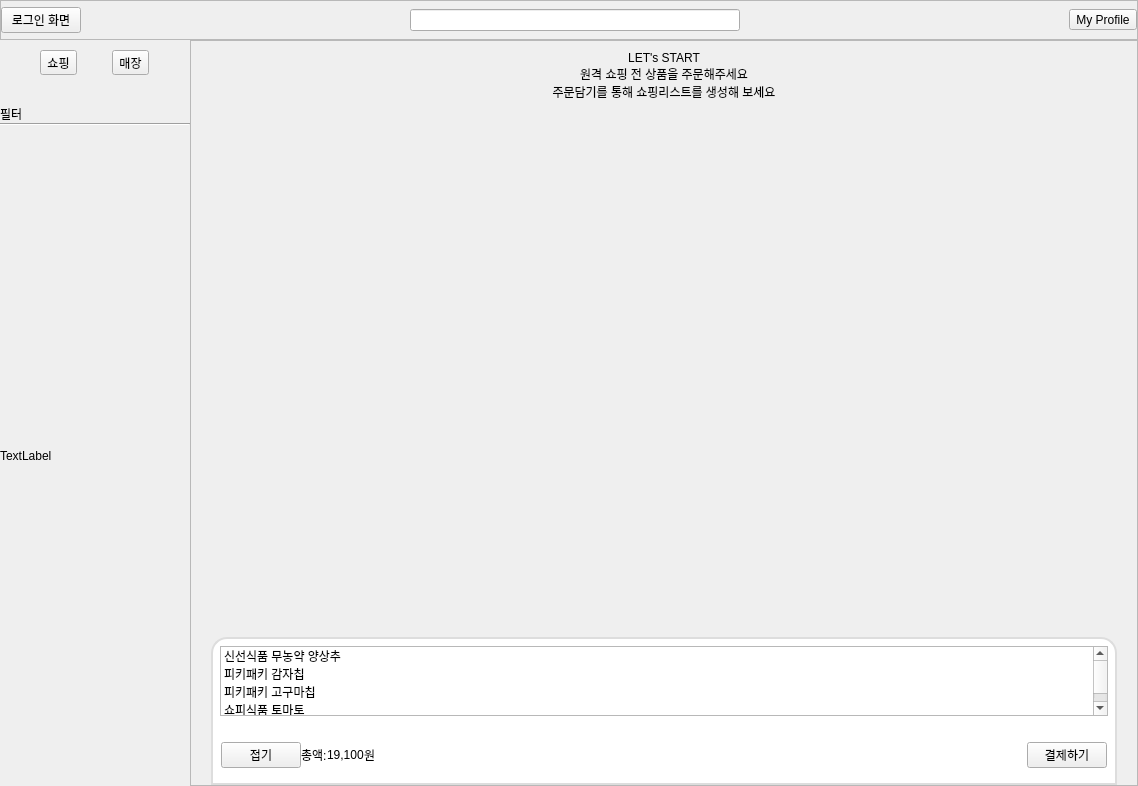
Before: the Qt Designer form shopee_ros2/src/shopee_app/ui/layout_user.ui in addinedu-roscamp-7th/roscamp-repo-1, drawn with Qt 5.
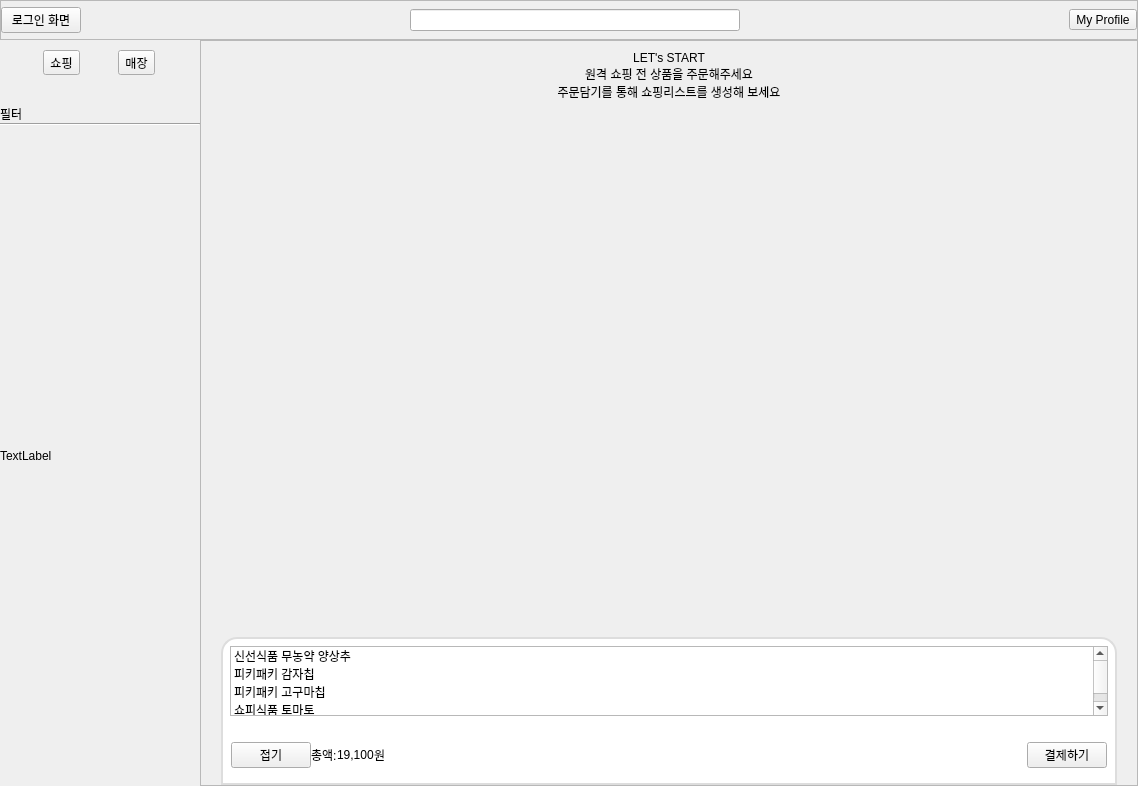
After: the same form once the commit is applied.

Commit message: [ShopeeApp] 사이드바 가로 크기 고정

```diff
--- a/shopee_ros2/src/shopee_app/ui/layout_user.ui
+++ b/shopee_ros2/src/shopee_app/ui/layout_user.ui
@@ -143,6 +143,24 @@
       </property>
       <item>
        <widget class="QWidget" name="side_bar" native="true">
+        <property name="sizePolicy">
+         <sizepolicy hsizetype="Fixed" vsizetype="Expanding">
+          <horstretch>0</horstretch>
+          <verstretch>0</verstretch>
+         </sizepolicy>
+        </property>
+        <property name="minimumSize">
+         <size>
+          <width>200</width>
+          <height>0</height>
+         </size>
+        </property>
+        <property name="maximumSize">
+         <size>
+          <width>200</width>
+          <height>16777215</height>
+         </size>
+        </property>
         <layout class="QVBoxLayout" name="verticalLayout_4" stretch="1,8">
          <property name="spacing">
           <number>0</number>
@@ -420,7 +438,7 @@
                  <rect>
                   <x>0</x>
                   <y>0</y>
-                  <width>906</width>
+                  <width>896</width>
                   <height>566</height>
                  </rect>
                 </property>
```
The commit also changes 1 other file.
